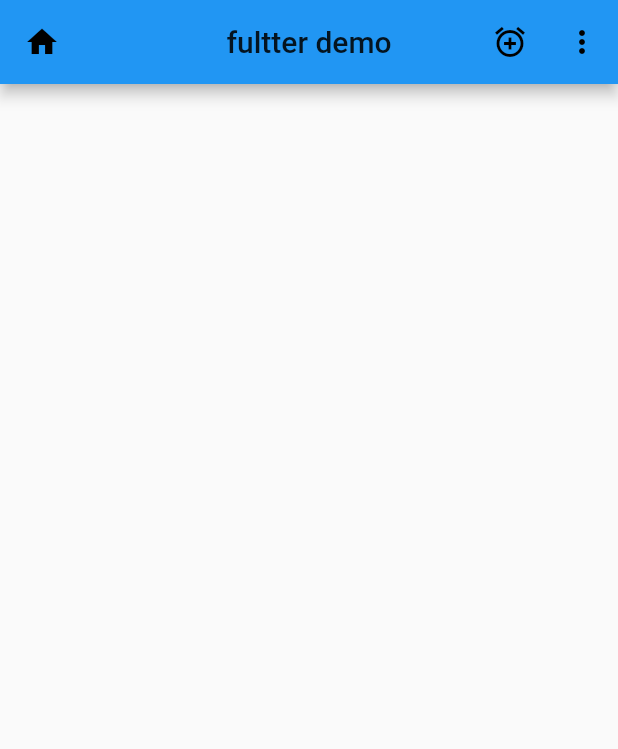
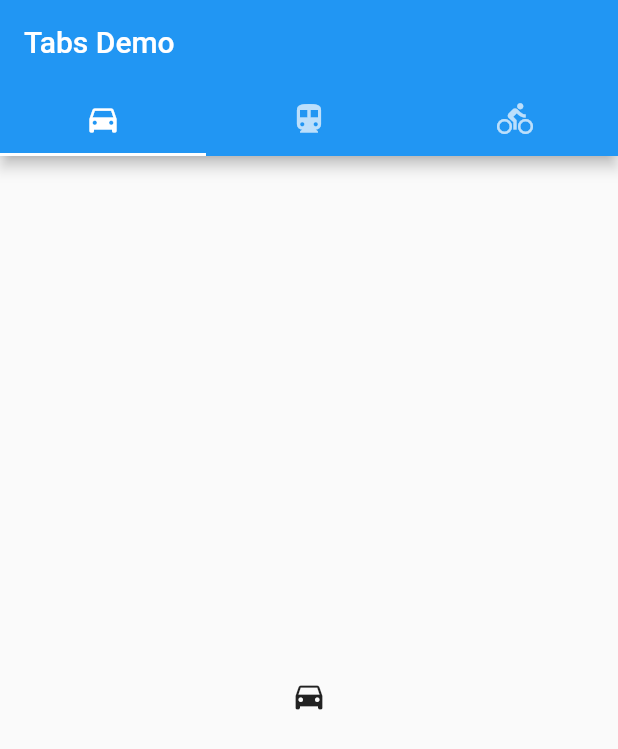
Before and after one commit to yichuancq/flutter-demo, a Flutter app: the screen it shows after launch, on a phone screen of 412 x 824 dp. Shown: the top 749 px of the screen. Run offline on Flutter 3.47's test engine with Material 2 defaults, Android fonts, the light colour scheme and no system bars.

Commit message:
add 顶部导航

```diff
--- a/lib/main.dart
+++ b/lib/main.dart
@@ -1,100 +1,78 @@
 import 'package:flutter/material.dart';
-
 
 // main 为程序的入口 通过 runApp() 方法执行我们的 class
 void main() => runApp(new MyApp());
-
 /* 创建一个无状态的 Widget */
 class MyApp extends StatelessWidget {
-
   @override
   Widget build(BuildContext context) {
-
     // 创建一个 material 风格的 app
     return new MaterialApp(
       title: 'Demo',    // 设置 App 的标题
-      theme: new ThemeData(primaryColor: Colors.orange),  // 设置主题颜色
-
-      // Scaffold 存在于 Material 库中。实现了基本的 material 布局。
-      // 可以使用 scaffold 实现比较复杂的布局，可以先简单理解 scaffold 为一个容器，可以在上面实现布局
-      home: new MyHomePage(),
+      theme: new ThemeData(primaryColor: Colors.orange), //设置主题颜色
+      home: new TabBarDemo(),
 
     );
   }
 }
-class MyHomePage extends StatelessWidget {
-  SelecteView(IconData icon, String text, String id){
-    return new PopupMenuItem<String>(
-      value: id,
-      child: new Row(
-        mainAxisAlignment: MainAxisAlignment.spaceEvenly,
-        children: <Widget>[
-          new Icon(
-            icon,
-            color: Colors.blue,
+
+class TabBarDemo extends StatelessWidget {
+  @override
+  Widget build(BuildContext context) {
+    return new MaterialApp(
+      home: new DefaultTabController(
+        length: 3,
+        child: new Scaffold(
+          appBar: new AppBar(
+            bottom: new TabBar(
+              tabs: [
+                new Tab(icon: new Icon(Icons.directions_car),),
+                new Tab(icon: new Icon(Icons.directions_transit),),
+                new Tab(icon: new Icon(Icons.directions_bike),),
+              ],
+            ),
+            title: new Text('Tabs Demo'),
           ),
-          new Text(text)
+          body: new TabBarView(
+            children: [
+              new Icon(Icons.directions_car),
+              new Icon(Icons.directions_transit),
+              new Icon(Icons.directions_bike),
+            ],
+          ),
+        ),
+      ),
+    );
+  }
+}
+class MyDemo extends StatefulWidget {
+  @override
+  State<StatefulWidget> createState() {
+    // TODO: implement createState
+    return new MyDemoState();
+  }
+}
+class MyDemoState extends State<MyDemo> {
+  int index = 0;
+
+  @override
+  Widget build(BuildContext context) {
+    return new Scaffold(
+      body: index == 0 ? new Text("Left") : new Text("Right"),
+      bottomNavigationBar: new BottomNavigationBar(
+        currentIndex: index,
+        onTap: (int index) { setState((){ this.index = index; }); },
+        items: <BottomNavigationBarItem>[
+          new BottomNavigationBarItem(
+            icon: new Icon(Icons.home),
+            title: new Text("Home"),
+          ),
+          new BottomNavigationBarItem(
+            icon: new Icon(Icons.search),
+            title: new Text("Search"),
+          ),
         ],
       ),
     );
   }
-  @override
-  Widget build(BuildContext context) {
-    // TODO: implement build
-    return new Scaffold(
-      //AppBar
-      appBar: new AppBar(
-        leading: new Icon(Icons.home),
-        title: new Text('fultter demo'),
-        backgroundColor: Colors.blue,
-        centerTitle: true,
-        actions: <Widget>[
-          //非隐藏菜单
-          new IconButton(
-            icon: new Icon(Icons.add_alarm),
-            tooltip: 'Add Alarm',
-            onPressed: (){
-
-            },
-          ),
-          //隐藏菜单
-          new PopupMenuButton<String>(
-            itemBuilder:(BuildContext context) =><PopupMenuItem<String>>[
-              this.SelecteView(Icons.message, '发起群聊', 'A'),
-              this.SelecteView(Icons.group_add, '添加服务', 'B'),
-              this.SelecteView(Icons.cast_connected,'扫一扫码','C'),
-            ],
-            onSelected: (String action){
-              switch (action) {
-                case 'A':
-                  {
-                    print('发起群聊');
-                  }
-                  break;
-
-                case 'B':
-                  {
-                    print('添加服务');
-                  }
-                  break;
-                case  'C':
-                  {
-                    print('扫一扫');
-                  }
-                  break;
-                default:
-              }
-            },
-          )
-        ],
-      ),
-      //draw
-      drawer:null,
-
-      //Body
-      body:null,
-      //NavigationBar
-      bottomNavigationBar: null,
-    );
-  }
 }
```
